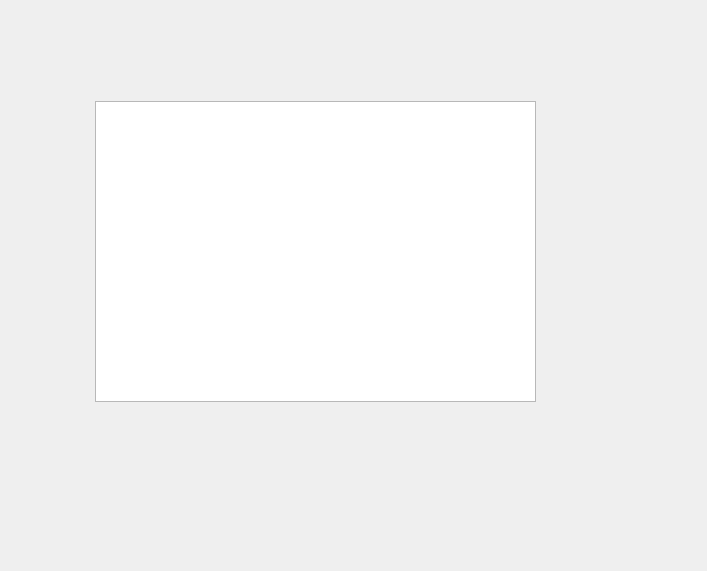
Old version of the form dialog.ui in the repository haithem000/Smart_Court_2A39.
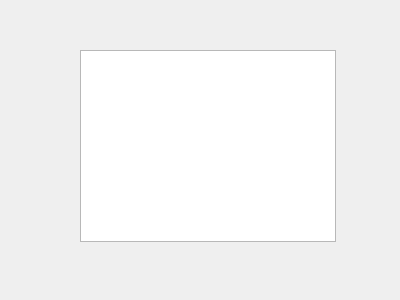
New version of the form.

The edit to the form file:
```diff
--- a/dialog.ui
+++ b/dialog.ui
@@ -6,8 +6,8 @@
    <rect>
     <x>0</x>
     <y>0</y>
-    <width>707</width>
-    <height>571</height>
+    <width>400</width>
+    <height>300</height>
    </rect>
   </property>
   <property name="windowTitle">
@@ -16,10 +16,10 @@
   <widget class="QTableView" name="table_rec">
    <property name="geometry">
     <rect>
-     <x>95</x>
-     <y>101</y>
-     <width>441</width>
-     <height>301</height>
+     <x>80</x>
+     <y>50</y>
+     <width>256</width>
+     <height>192</height>
     </rect>
    </property>
   </widget>
```
